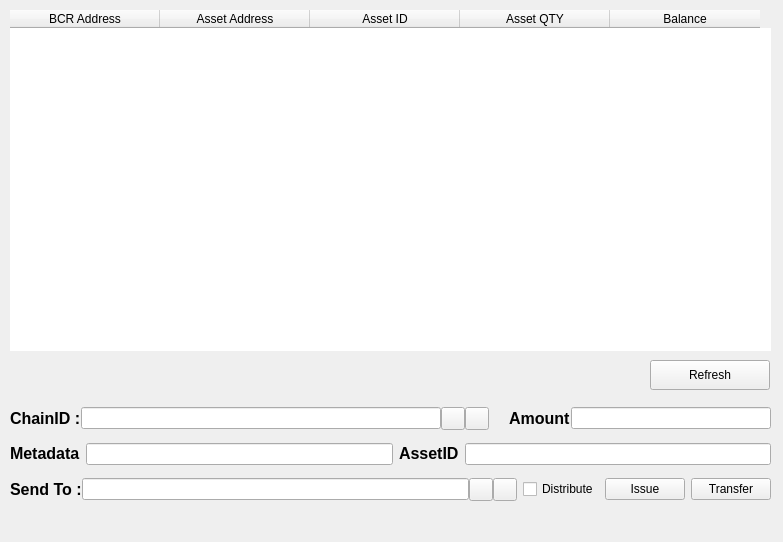
Above: src/qt/forms/assetspage.ui from thelonecrouton/bitcredit before the change. Below: the same form after it.
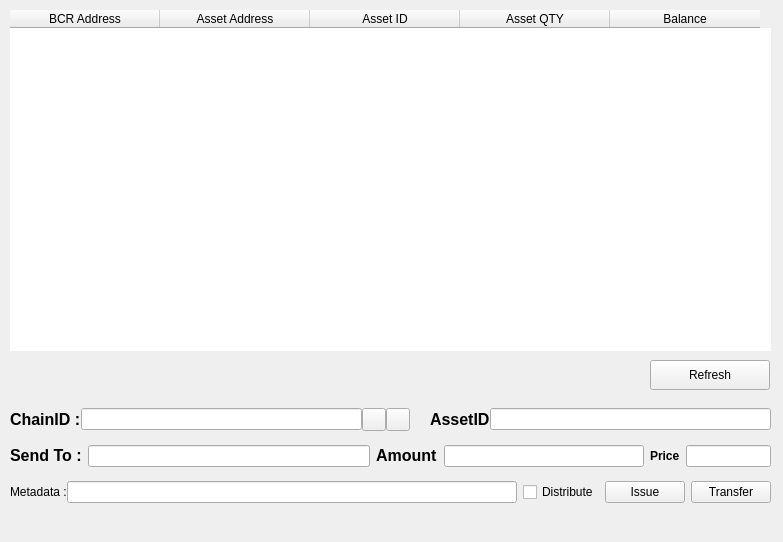
That is the form after the change. Icons and pictures are not drawn. Custom widgets are drawn as their Qt base class.

Commit message: asset gui functional

The edit to the form file:
```diff
--- a/src/qt/forms/assetspage.ui
+++ b/src/qt/forms/assetspage.ui
@@ -170,6 +170,36 @@
        </spacer>
       </item>
       <item>
+       <widget class="QLabel" name="label">
+        <property name="text">
+         <string>&lt;html&gt;&lt;head/&gt;&lt;body&gt;&lt;p&gt;&lt;span style=&quot; font-size:12pt; font-weight:600;&quot;&gt;AssetID&lt;/span&gt;&lt;/p&gt;&lt;/body&gt;&lt;/html&gt;</string>
+        </property>
+       </widget>
+      </item>
+      <item>
+       <widget class="QLineEdit" name="asset"/>
+      </item>
+     </layout>
+    </item>
+    <item>
+     <layout class="QHBoxLayout" name="horizontalLayout">
+      <item>
+       <widget class="QLabel" name="label_5">
+        <property name="sizePolicy">
+         <sizepolicy hsizetype="Preferred" vsizetype="Preferred">
+          <horstretch>0</horstretch>
+          <verstretch>0</verstretch>
+         </sizepolicy>
+        </property>
+        <property name="text">
+         <string>&lt;html&gt;&lt;head/&gt;&lt;body&gt;&lt;p&gt;&lt;span style=&quot; font-size:12pt; font-weight:600;&quot;&gt;Send To :&lt;/span&gt;&lt;/p&gt;&lt;/body&gt;&lt;/html&gt;</string>
+        </property>
+       </widget>
+      </item>
+      <item>
+       <widget class="QLineEdit" name="sendTo"/>
+      </item>
+      <item>
        <widget class="QLabel" name="label_3">
         <property name="sizePolicy">
          <sizepolicy hsizetype="Preferred" vsizetype="Preferred">
@@ -204,30 +234,29 @@
         </property>
        </widget>
       </item>
-     </layout>
-    </item>
-    <item>
-     <layout class="QHBoxLayout" name="horizontalLayout">
       <item>
-       <widget class="QLabel" name="label_4">
+       <widget class="QLabel" name="label_6">
         <property name="text">
-         <string>&lt;html&gt;&lt;head/&gt;&lt;body&gt;&lt;p&gt;&lt;span style=&quot; font-size:12pt; font-weight:600;&quot;&gt;Metadata&lt;/span&gt;&lt;/p&gt;&lt;/body&gt;&lt;/html&gt;</string>
+         <string>&lt;html&gt;&lt;head/&gt;&lt;body&gt;&lt;p&gt;&lt;span style=&quot; font-weight:600;&quot;&gt;Price&lt;/span&gt;&lt;/p&gt;&lt;/body&gt;&lt;/html&gt;</string>
         </property>
        </widget>
       </item>
       <item>
-       <widget class="QLineEdit" name="metadata"/>
-      </item>
-      <item>
-       <widget class="QLabel" name="label">
-        <property name="text">
-         <string>&lt;html&gt;&lt;head/&gt;&lt;body&gt;&lt;p&gt;&lt;span style=&quot; font-size:12pt; font-weight:600;&quot;&gt;AssetID&lt;/span&gt;&lt;/p&gt;&lt;/body&gt;&lt;/html&gt;</string>
+       <widget class="QLineEdit" name="price">
+        <property name="sizePolicy">
+         <sizepolicy hsizetype="Fixed" vsizetype="Fixed">
+          <horstretch>0</horstretch>
+          <verstretch>0</verstretch>
+         </sizepolicy>
         </property>
+        <property name="maximumSize">
+         <size>
+          <width>85</width>
+          <height>16777215</height>
+         </size>
+        </property>
        </widget>
       </item>
-      <item>
-       <widget class="QLineEdit" name="asset"/>
-      </item>
      </layout>
     </item>
     <item>
@@ -240,61 +269,14 @@
            <number>0</number>
           </property>
           <item>
-           <widget class="QLabel" name="label_5">
-            <property name="sizePolicy">
-             <sizepolicy hsizetype="Preferred" vsizetype="Preferred">
-              <horstretch>0</horstretch>
-              <verstretch>0</verstretch>
-             </sizepolicy>
-            </property>
+           <widget class="QLabel" name="label_4">
             <property name="text">
-             <string>&lt;html&gt;&lt;head/&gt;&lt;body&gt;&lt;p&gt;&lt;span style=&quot; font-size:12pt; font-weight:600;&quot;&gt;Send To :&lt;/span&gt;&lt;/p&gt;&lt;/body&gt;&lt;/html&gt;</string>
+             <string>&lt;html&gt;&lt;head/&gt;&lt;body&gt;&lt;p&gt;&lt;span style=&quot; font-size:12pt; font-weight:600;&quot;&gt;Metadata : &lt;/span&gt;&lt;/p&gt;&lt;/body&gt;&lt;/html&gt;</string>
             </property>
            </widget>
           </item>
           <item>
-           <widget class="QValidatedLineEdit" name="sendTo">
-            <property name="toolTip">
-             <string>The address to send the payment to  (e.g. 4Zo1ga6xuKuQ7JV7M9rGDoxdbYwV5zgQJ5)</string>
-            </property>
-            <property name="maxLength">
-             <number>34</number>
-            </property>
-           </widget>
-          </item>
-          <item>
-           <widget class="QToolButton" name="addressBookButton2">
-            <property name="toolTip">
-             <string>&lt;html&gt;&lt;head/&gt;&lt;body&gt;&lt;p&gt;&lt;span style=&quot; color:#ffffff;&quot;&gt;Choose address from address book&lt;/span&gt;&lt;/p&gt;&lt;/body&gt;&lt;/html&gt;</string>
-            </property>
-            <property name="text">
-             <string/>
-            </property>
-            <property name="icon">
-             <iconset resource="../bitcredit.qrc">
-              <normaloff>:/icons/address-book</normaloff>:/icons/address-book</iconset>
-            </property>
-            <property name="shortcut">
-             <string>Alt+A</string>
-            </property>
-           </widget>
-          </item>
-          <item>
-           <widget class="QToolButton" name="pasteButton2">
-            <property name="toolTip">
-             <string>&lt;html&gt;&lt;head/&gt;&lt;body&gt;&lt;p&gt;&lt;span style=&quot; color:#ffffff;&quot;&gt;Paste address from clipboard&lt;/span&gt;&lt;/p&gt;&lt;/body&gt;&lt;/html&gt;</string>
-            </property>
-            <property name="text">
-             <string/>
-            </property>
-            <property name="icon">
-             <iconset resource="../bitcredit.qrc">
-              <normaloff>:/icons/editpaste</normaloff>:/icons/editpaste</iconset>
-            </property>
-            <property name="shortcut">
-             <string>Alt+P</string>
-            </property>
-           </widget>
+           <widget class="QLineEdit" name="metadata"/>
           </item>
          </layout>
         </item>
```
The commit also changes 5 other files.
